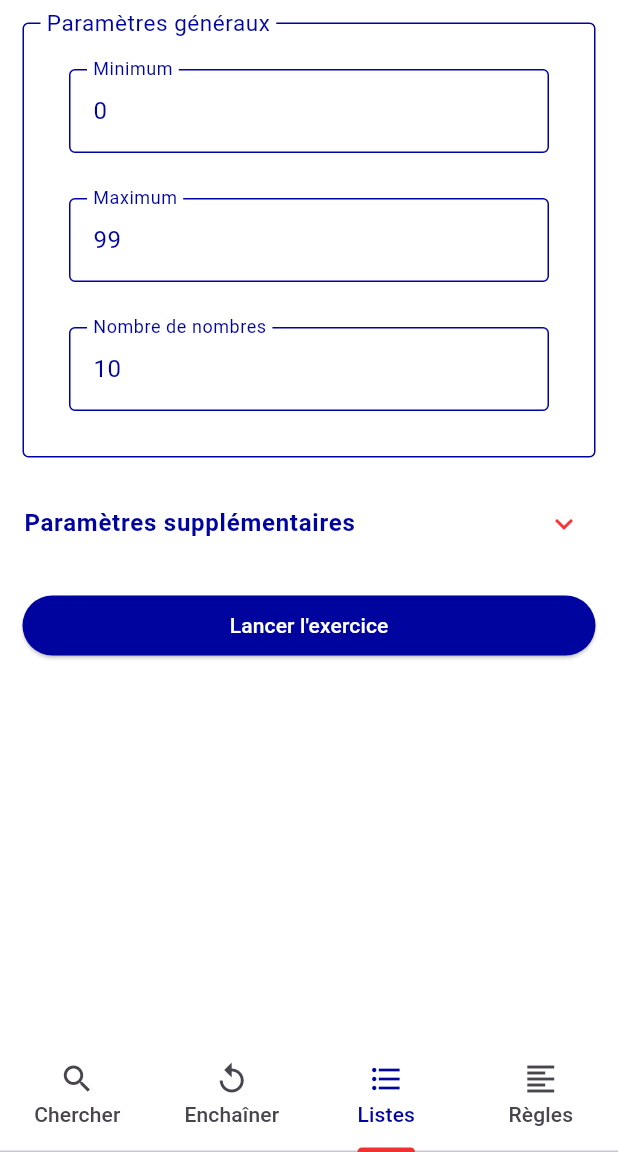
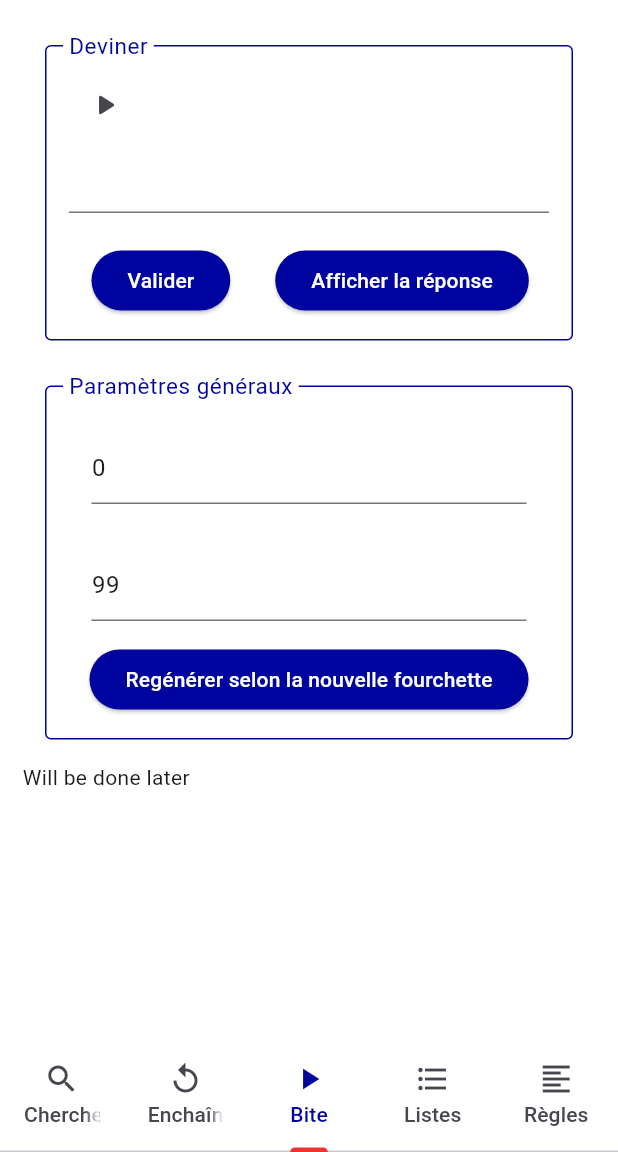
Before and after one commit to UgoCavitte/nombres_en_lettres_exercices, a Flutter app: the screen it shows after launch, item 3 of the bottom bar chosen, on a phone screen of 412 x 824 dp, the part 84-1236 px from its top. Run offline on Flutter 3.47's test engine with Material 3 defaults, Android fonts, the phone set to English and light mode, and no system bars; our stand-ins replace flutter_tts, google_mobile_ads; missing offline and left inert: ip_country_lookup.

Commit message:
Started adding an audio listening tab

```diff
--- a/lib/main.dart
+++ b/lib/main.dart
@@ -7,8 +7,10 @@ import 'package:nombres_apprendre_exercices/data/variables.dart';
 import 'package:nombres_apprendre_exercices/initialize_screen.dart';
 import 'package:nombres_apprendre_exercices/pages/chaine.dart';
 import 'package:nombres_apprendre_exercices/pages/consulter.dart';
+import 'package:nombres_apprendre_exercices/pages/devine_audio.dart';
 import 'package:nombres_apprendre_exercices/pages/exercices.dart';
 import 'package:nombres_apprendre_exercices/pages/explications.dart';
+import 'package:provider/provider.dart';
 import 'data/constantes.dart';
 import 'pages/parametres.dart';
 
@@ -95,7 +97,7 @@ class _MyAppState extends State<MyApp> {
       }
 
       return DefaultTabController(
-        length: 4,
+        length: 5,
         child: Scaffold(
           backgroundColor: couleurFondGeneral,
           appBar: AppBar(
@@ -124,6 +126,7 @@ class _MyAppState extends State<MyApp> {
             tabs: [
               Tab(icon: tabsIconConsulter, text: tabsNomConsulter),
               Tab(icon: tabsIconChaine, text: tabsNomChaine),
+              Tab(icon: Icon(Icons.play_arrow), text: "Bite"),
               Tab(icon: tabsIconExercices, text: tabsNomExercices),
               Tab(
                 icon: tabsIconExplications,
@@ -133,9 +136,17 @@ class _MyAppState extends State<MyApp> {
           ),
 
           // Contenu des onglets
-          body: const TabBarView(
+          body: TabBarView(
               physics: NeverScrollableScrollPhysics(),
-              children: [Consulter(), Chaine(), Exercices(), Explications()]),
+              children: [
+                Consulter(),
+                Chaine(),
+                ChangeNotifierProvider(
+                  create: (context) => ProviderDevineAudio(),
+                  child: DevineAudio(),
+                ),
+                Exercices(),
+                Explications()]),
         ),
       );
     }
--- /dev/null
+++ b/lib/pages/devine_audio.dart
@@ -0,0 +1,140 @@
+import 'dart:math';
+
+import 'package:flutter/material.dart';
+import 'package:flutter_tts/flutter_tts.dart';
+import 'package:nombres_apprendre_exercices/data/constantes.dart';
+import 'package:nombres_apprendre_exercices/types/bouton_elevated.dart';
+import 'package:nombres_apprendre_exercices/types/container_titre.dart';
+import 'package:provider/provider.dart';
+
+class DevineAudio extends StatelessWidget {
+  const DevineAudio({super.key});
+
+  @override
+  Widget build(BuildContext context) {
+
+    ProviderDevineAudio provider = context.watch<ProviderDevineAudio>();
+
+    if (!provider.initialized) {
+      provider.initialize();
+    }
+
+    return ListView(
+      children: [
+        Padding(
+          padding: paddingMarginGeneral,
+          child: Column(
+            mainAxisAlignment: MainAxisAlignment.center,
+            crossAxisAlignment: CrossAxisAlignment.start,
+            children: [
+              _getAudioPlayer(provider),
+              _getMainSettings(provider),
+              _getAdditionalSettings()
+            ],
+          ),
+        )
+      ],
+    );
+  }
+
+  Widget _getAudioPlayer (ProviderDevineAudio provider) {
+
+    return Padding(padding: paddingMarginGeneral, child: ContainerTitre(title: "Deviner", childWidget:
+      Column(
+        mainAxisAlignment: MainAxisAlignment.center,
+        crossAxisAlignment: CrossAxisAlignment.start,
+        children: [
+          IconButton(onPressed: provider.playSound, icon: Icon(Icons.play_arrow_rounded)),
+          TextField(controller: provider.controller, keyboardType: TextInputType.number,),
+          Text(provider.labelAnswer),
+          Row(
+            mainAxisAlignment: MainAxisAlignment.center,
+            crossAxisAlignment: CrossAxisAlignment.center,
+            children: [
+              Padding(padding: paddingEntreBoutons, child: BoutonElevated(chaineNomBoutonValider, provider.checkAnswer),),
+              Padding(padding: paddingEntreBoutons, child: BoutonElevated(chaineNomBoutonAfficherReponse, provider.showAnswer),)
+            ],)
+        ],
+      ),)
+
+    );
+  }
+
+  Widget _getMainSettings (ProviderDevineAudio provider) {
+    return Padding(
+              padding: paddingMarginGeneral,
+              child: ContainerTitre(
+                title: stringParametresGeneraux,
+                childWidget: Column(
+                  children: [
+                    // Minimum
+                    Padding(
+                      padding: paddingMarginGeneral,
+                      child: TextField(controller: provider.controllerMin, keyboardType: TextInputType.number,)
+                    ),
+
+                    // Maximum
+                    Padding(
+                      padding: paddingMarginGeneral,
+                      child: TextField(controller: provider.controllerMax, keyboardType: TextInputType.number,)
+                    ),
+
+                        // Bouton
+                    BoutonElevated(
+                        chaineNomBoutonRegenerer, provider.regenerate)
+                  ],
+                ),
+              ),
+            );
+  }
+
+  Widget _getAdditionalSettings () {
+    return Text("Will be done later");
+  }
+
+}
+
+class ProviderDevineAudio with ChangeNotifier {
+
+  late int currentNumber;
+  Random random = Random();
+
+  int min = nombreMin.round();
+  int max = 99;
+
+  FlutterTts flutterTts = FlutterTts();
+
+  bool initialized = false;
+  TextEditingController controller = TextEditingController();
+  TextEditingController controllerMin = TextEditingController(text: nombreMin.round().toString());
+  TextEditingController controllerMax = TextEditingController(text: "99");
+  String labelAnswer = "";
+
+  void initialize () async {
+    await flutterTts.setLanguage("fr-FR");
+    await flutterTts.setSpeechRate(0.5);
+    await flutterTts.setVolume(1.0);
+    await flutterTts.setPitch(1.0);
+
+    regenerate();
+  }
+
+  void playSound () async {
+    await flutterTts.speak(currentNumber.toString());
+  }
+
+  void checkAnswer () {
+    //
+  }
+
+  void showAnswer () {
+    //
+  }
+
+  void regenerate () {
+    min = int.parse(controllerMin.text);
+    max = int.parse(controllerMax.text);
+    currentNumber = random.nextInt(max - min) + min;
+  }
+
+}
--- a/pubspec.yaml
+++ b/pubspec.yaml
@@ -21,6 +21,8 @@ dependencies:
 
   # IP
   ip_country_lookup: ^1.0.3
+  flutter_tts: ^4.2.3
+  provider: ^6.1.5+1
 
 dev_dependencies:
   flutter_launcher_icons: ^0.14.4
```
